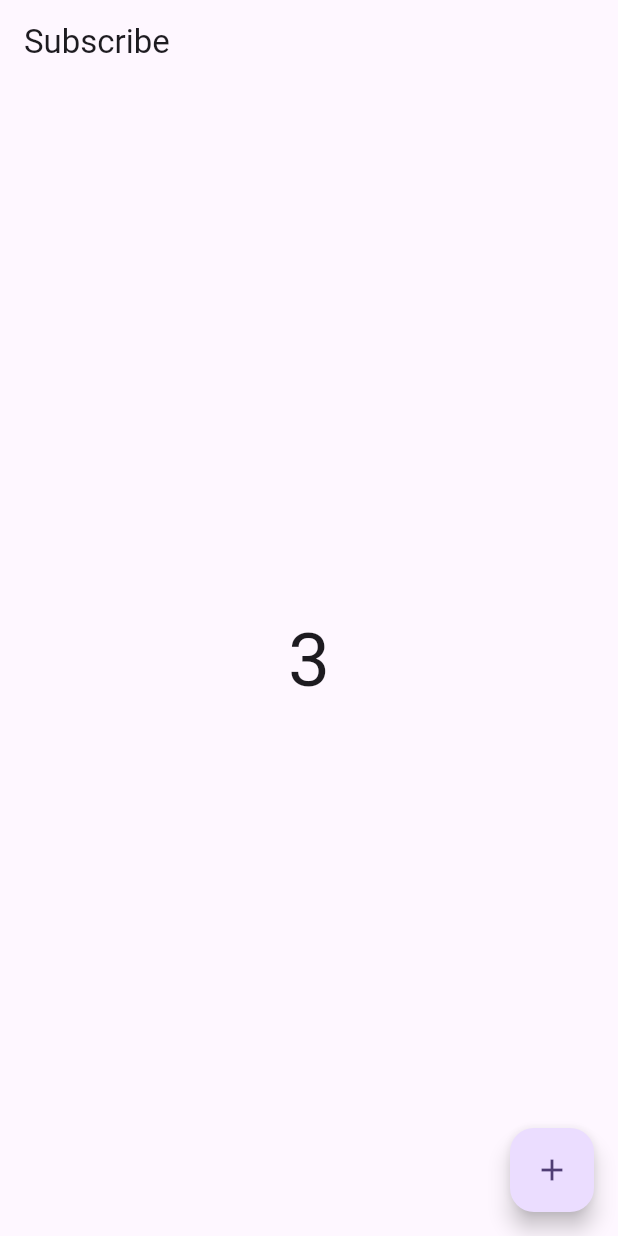
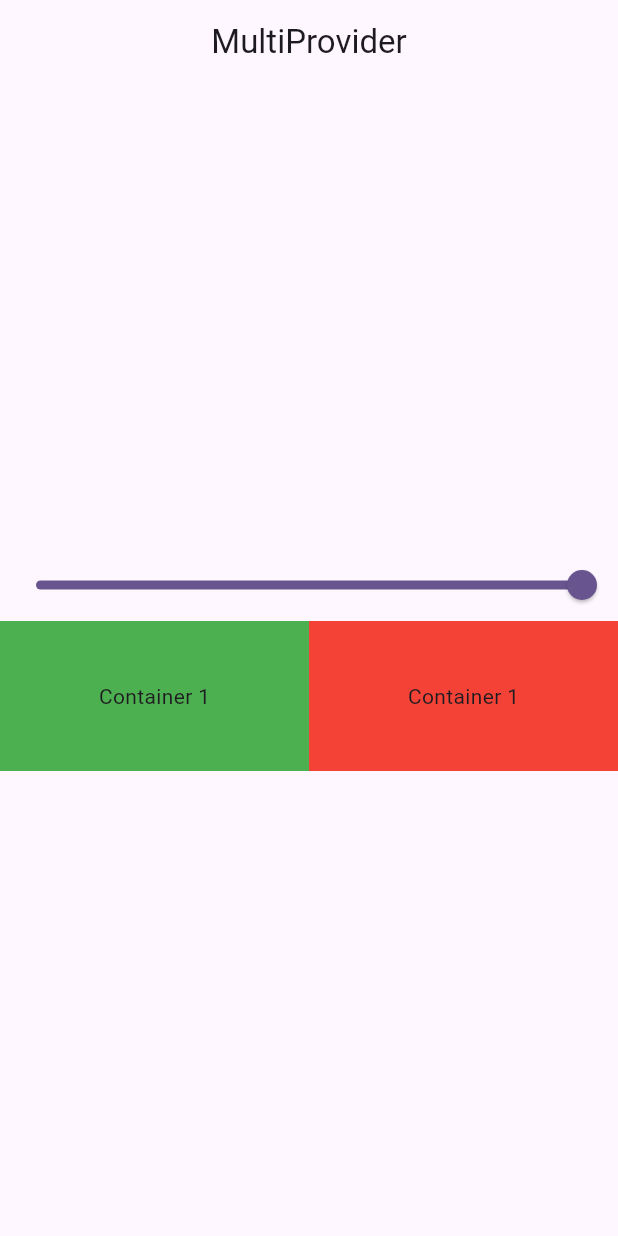
Before and after one commit to Imtiaz16041997/provider_state, a Flutter app: the screen it shows after launch, on a phone screen of 412 x 824 dp. Run offline on Flutter 3.47's test engine with Material 3 defaults, Android fonts, the phone set to English and light mode, and no system bars.

Commit message:
Multi provider in flutter

```diff
--- a/lib/main.dart
+++ b/lib/main.dart
@@ -1,6 +1,8 @@
 import 'package:flutter/material.dart';
 import 'package:provider/provider.dart';
+import 'package:provider_state/provider/container_provider.dart';
 import 'package:provider_state/provider/count_provider.dart';
+import 'package:provider_state/view/another_screen.dart';
 import 'package:provider_state/view/home_view.dart';
 
 void main() {
@@ -13,14 +15,15 @@ class MyApp extends StatelessWidget {
   // This widget is the root of your application.
   @override
   Widget build(BuildContext context) {
-    return ChangeNotifierProvider(
-      create: (_)=> CountProvider(),
+    return MultiProvider(
+      providers: [
+        ChangeNotifierProvider(create: (context) => CountProvider()),
+        ChangeNotifierProvider(create: (context) => ContainerProvider())
+      ],
       child: MaterialApp(
         title: 'Flutter Demo',
-        theme: ThemeData(
-          colorScheme: ColorScheme.fromSeed(seedColor: Colors.deepPurple),
-        ),
-        home:  HomeView(),
+        theme: ThemeData(colorScheme: ColorScheme.fromSeed(seedColor: Colors.deepPurple),),
+        home:  AnotherScreen(),
       ),
     );
   }
--- /dev/null
+++ b/lib/provider/container_provider.dart
@@ -0,0 +1,14 @@
+import 'package:flutter/cupertino.dart';
+
+class ContainerProvider with ChangeNotifier {
+   double _value = 1.0;
+
+  double get value => _value;
+
+  void setValue(double val){
+    _value = val;
+    notifyListeners();
+  }
+
+
+}
--- /dev/null
+++ b/lib/view/another_screen.dart
@@ -0,0 +1,69 @@
+import 'package:flutter/material.dart';
+import 'package:provider/provider.dart';
+import 'package:provider_state/provider/container_provider.dart';
+
+class AnotherScreen extends StatefulWidget {
+  const AnotherScreen({super.key});
+
+  @override
+  State<AnotherScreen> createState() => _AnotherScreenState();
+}
+
+class _AnotherScreenState extends State<AnotherScreen> {
+  @override
+  Widget build(BuildContext context) {
+    final provider = Provider.of<ContainerProvider>(context, listen: false);
+    print('build 1');
+    return Scaffold(
+      appBar: AppBar(
+        title: Text("MultiProvider"),
+        automaticallyImplyLeading: false,
+        centerTitle: true,
+      ),
+      body: Column(
+        mainAxisAlignment: MainAxisAlignment.center,
+        crossAxisAlignment: CrossAxisAlignment.center,
+        children: [
+          Consumer<ContainerProvider>(
+            builder: (context, value, child) {
+              return Slider(
+                value: value.value,
+                min: 0,
+                max: 1,
+                onChanged: (val) {
+                  value.setValue(val);
+                },
+              );
+            },
+          ),
+          Consumer<ContainerProvider>(
+            builder: (context, value, child) {
+              return Row(
+                children: [
+                  Expanded(
+                    child: Container(
+                      height: 100,
+                      decoration: BoxDecoration(
+                        color: Colors.green.withOpacity(value.value),
+                      ),
+                      child: Center(child: Text('Container 1')),
+                    ),
+                  ),
+                  Expanded(
+                    child: Container(
+                      height: 100,
+                      decoration: BoxDecoration(
+                        color: Colors.red.withOpacity(value.value),
+                      ),
+                      child: Center(child: Text('Container 1')),
+                    ),
+                  ),
+                ],
+              );
+            },
+          ),
+        ],
+      ),
+    );
+  }
+}
```
